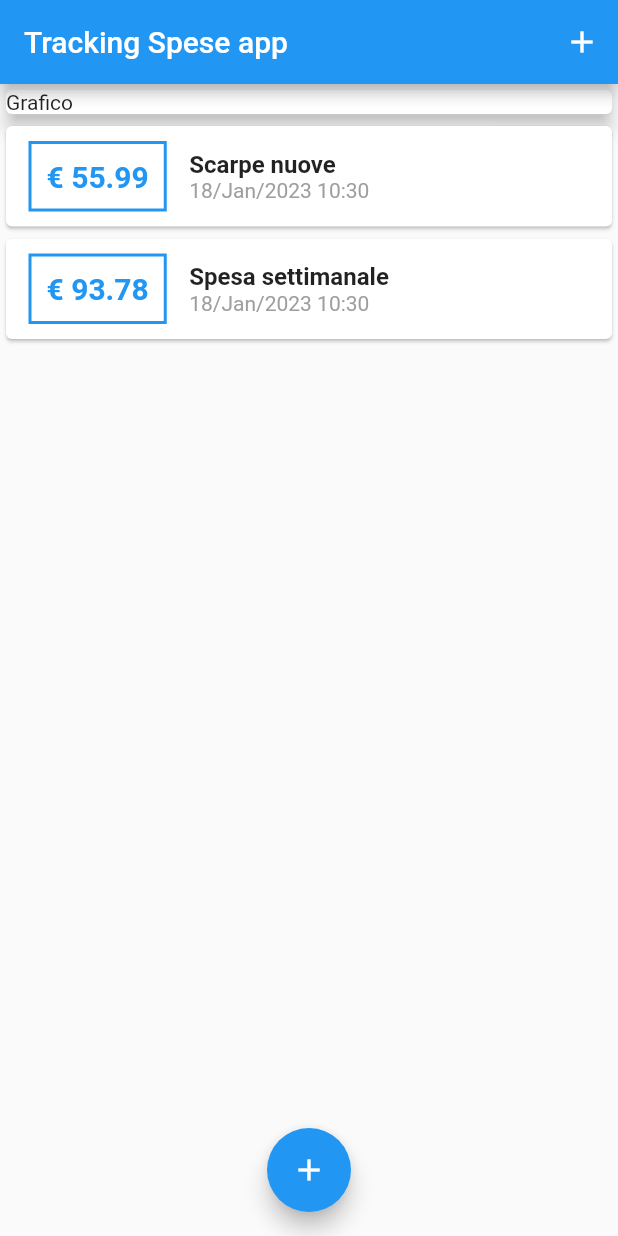
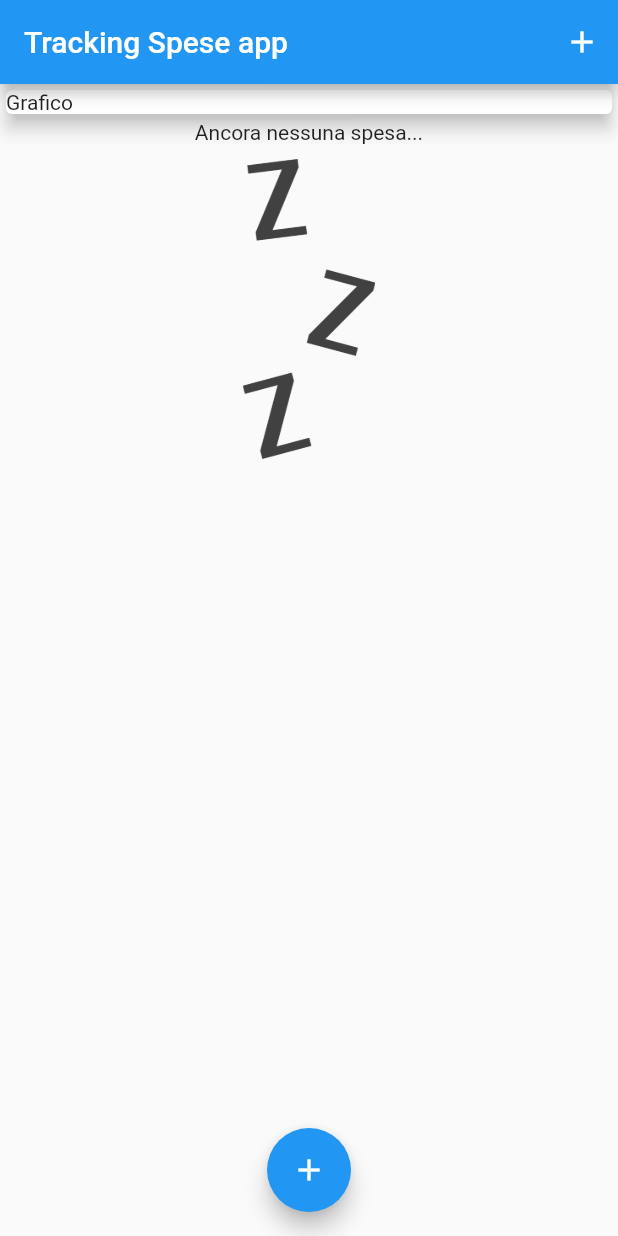
Before and after one commit to DavideIsaia/app_spese, a Flutter app: the screen it shows after launch, on a phone screen of 412 x 824 dp. Run offline on Flutter 3.47's test engine with Material 2 defaults, Android fonts, the phone set to English and light mode, and no system bars.

Commit message:
aggiunto ternario che mostra un'immagine di default se la lista è vuota

```diff
--- a/lib/main.dart
+++ b/lib/main.dart
@@ -23,13 +23,13 @@ class MyHomePage extends StatefulWidget {
 
 class _MyHomePageState extends State<MyHomePage> {
   final List<Transaction> _userTransactions = [
-    Transaction(
-        id: 't1', title: 'Scarpe nuove', amount: 55.99, date: DateTime.now()),
-    Transaction(
-        id: 't1',
-        title: 'Spesa settimanale',
-        amount: 93.78,
-        date: DateTime.now())
+    // Transaction(
+    //     id: 't1', title: 'Scarpe nuove', amount: 55.99, date: DateTime.now()),
+    // Transaction(
+    //     id: 't1',
+    //     title: 'Spesa settimanale',
+    //     amount: 93.78,
+    //     date: DateTime.now())
   ];
 
   void _addNewTransaction(String txTitle, double txAmount) {
@@ -50,9 +50,9 @@ class _MyHomePageState extends State<MyHomePage> {
         context: ctx,
         builder: (_) {
           return GestureDetector(
-            onTap: () {},
-            behavior: HitTestBehavior.opaque,
-            child: NewTransaction(_addNewTransaction));
+              onTap: () {},
+              behavior: HitTestBehavior.opaque,
+              child: NewTransaction(_addNewTransaction));
         });
   }
 
@@ -86,7 +86,7 @@ class _MyHomePageState extends State<MyHomePage> {
       floatingActionButtonLocation: FloatingActionButtonLocation.centerFloat,
       floatingActionButton: FloatingActionButton(
         child: Icon(Icons.add),
-        onPressed: () {},
+        onPressed: () => _startAddNewTransaction(context),
       ),
     );
   }
--- a/lib/widgets/new_transaction.dart
+++ b/lib/widgets/new_transaction.dart
@@ -23,6 +23,8 @@ class _NewTransactionState extends State<NewTransaction> {
     }
 
     widget.addTx(enteredTitle, enteredAmount);
+    //per far chiudere da solo il foglio di input dopo che premiamo invio
+    Navigator.of(context).pop();
   }
 
   @override
--- a/lib/widgets/transaction_list.dart
+++ b/lib/widgets/transaction_list.dart
@@ -11,13 +11,29 @@ class TransactionList extends StatelessWidget {
   Widget build(BuildContext context) {
     return Container(
       height: 500,
-      child: ListView.builder(
+      child: transactions.isEmpty
+          ? Column(
+              children: [
+                Text('Ancora nessuna spesa...'),
+                SizedBox(
+                  height: 10,
+                ),
+                Container(
+                    height: 200,
+                    child: Image.asset(
+                      'images/waiting.png',
+                      fit: BoxFit.cover,
+                    ))
+              ],
+            )
+          : ListView.builder(
               itemBuilder: (context, index) {
                 return Card(
                   child: Row(
                     children: <Widget>[
                       Container(
-                  margin: EdgeInsets.symmetric(vertical: 10, horizontal: 15),
+                        margin:
+                            EdgeInsets.symmetric(vertical: 10, horizontal: 15),
                         decoration: BoxDecoration(
                             border: Border.all(color: Colors.blue, width: 2)),
                         padding: EdgeInsets.all(10),
@@ -35,8 +51,8 @@ class TransactionList extends StatelessWidget {
                         children: <Widget>[
                           Text(
                             transactions[index].title,
-                      style:
-                          TextStyle(fontSize: 16, fontWeight: FontWeight.bold),
+                            style: TextStyle(
+                                fontSize: 16, fontWeight: FontWeight.bold),
                           ),
                           Text(
                             DateFormat('dd/MMM/yyyy hh:mm')
--- a/pubspec.yaml
+++ b/pubspec.yaml
@@ -61,8 +61,8 @@ flutter:
   uses-material-design: true
 
   # To add assets to your application, add an assets section, like this:
-  # assets:
-  #   - images/a_dot_burr.jpeg
+  assets:
+    - images/waiting.png
   #   - images/a_dot_ham.jpeg
 
   # An image asset can refer to one or more resolution-specific "variants", see
```
Also changed, not shown: images/waiting.png (added). Lines whose indentation alone changed are shown as unchanged.
